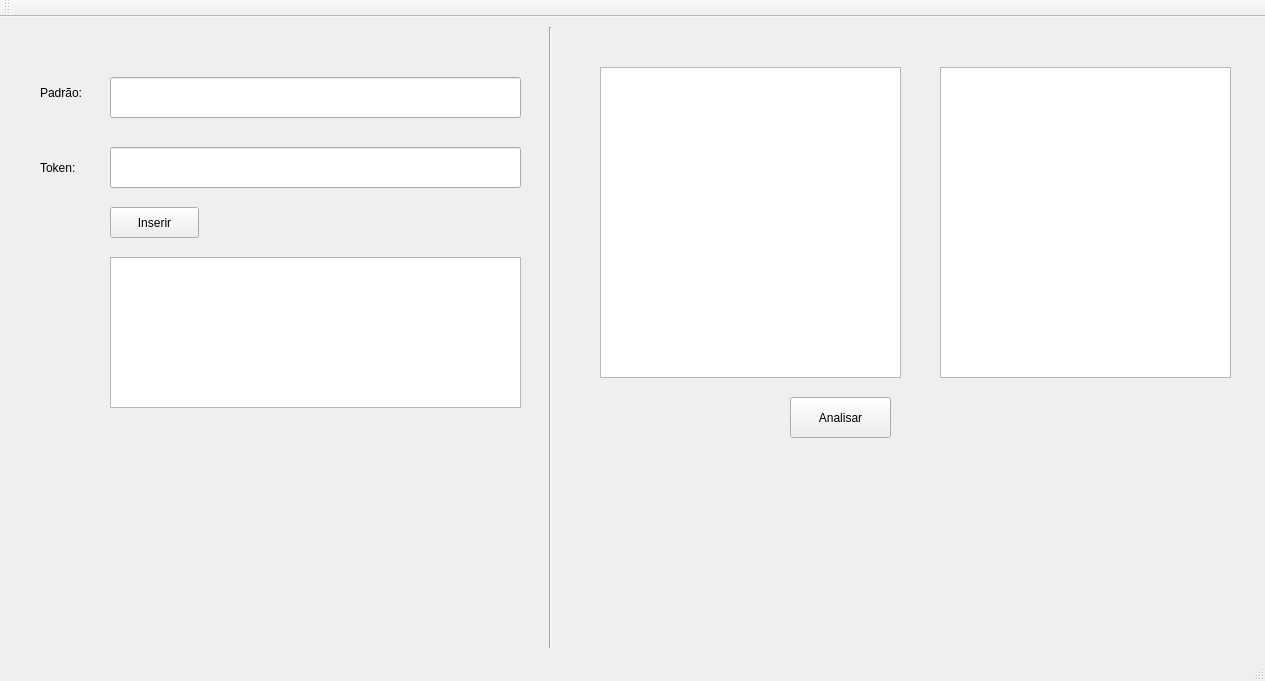
Above: 04-Analisador-Lexico/mainwindow.ui from FeBarbosa/Compiladores before the change. Below: the same form after it.
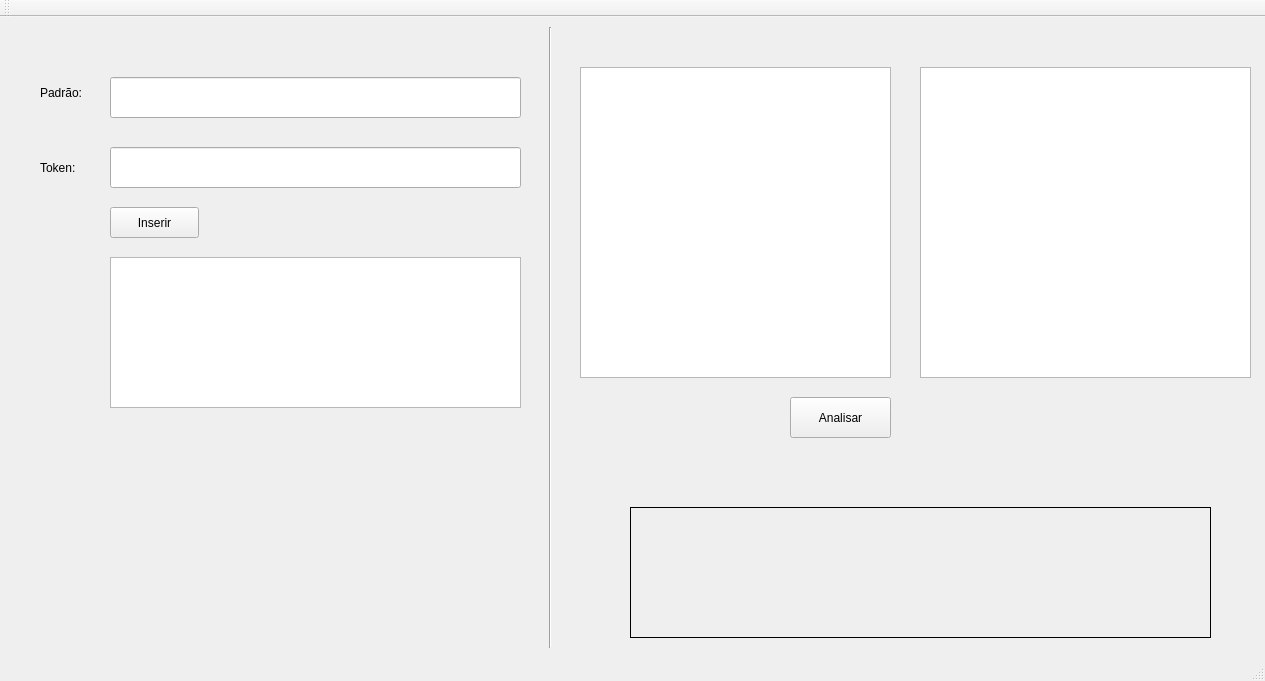
That is the form after the change.

Commit message: Configurando a GUI para receber a entrada do analisador sintático

What changed in the file:
```diff
--- a/04-Analisador-Lexico/mainwindow.ui
+++ b/04-Analisador-Lexico/mainwindow.ui
@@ -27,19 +27,6 @@
      <string>Analisar</string>
     </property>
    </widget>
-   <widget class="QTextEdit" name="entradaCodigo">
-    <property name="enabled">
-     <bool>true</bool>
-    </property>
-    <property name="geometry">
-     <rect>
-      <x>600</x>
-      <y>50</y>
-      <width>301</width>
-      <height>311</height>
-     </rect>
-    </property>
-   </widget>
    <widget class="QLabel" name="label">
     <property name="geometry">
      <rect>
@@ -118,26 +105,13 @@
       <height>131</height>
      </rect>
     </property>
+    <property name="frameShape">
+     <enum>QFrame::Panel</enum>
+    </property>
     <property name="text">
      <string/>
     </property>
    </widget>
-   <widget class="QTextEdit" name="textEdit">
-    <property name="enabled">
-     <bool>true</bool>
-    </property>
-    <property name="geometry">
-     <rect>
-      <x>940</x>
-      <y>50</y>
-      <width>291</width>
-      <height>311</height>
-     </rect>
-    </property>
-    <property name="readOnly">
-     <bool>true</bool>
-    </property>
-   </widget>
    <widget class="Line" name="line">
     <property name="geometry">
      <rect>
@@ -151,6 +125,26 @@
      <enum>Qt::Vertical</enum>
     </property>
    </widget>
+   <widget class="QPlainTextEdit" name="plainTextEdit">
+    <property name="geometry">
+     <rect>
+      <x>580</x>
+      <y>50</y>
+      <width>311</width>
+      <height>311</height>
+     </rect>
+    </property>
+   </widget>
+   <widget class="QTextEdit" name="textEdit">
+    <property name="geometry">
+     <rect>
+      <x>920</x>
+      <y>50</y>
+      <width>331</width>
+      <height>311</height>
+     </rect>
+    </property>
+   </widget>
   </widget>
   <widget class="QMenuBar" name="menuBar">
    <property name="geometry">
```
Left out of the diff: 2 changed lines with no effect on the pictures. The commit also changes 1 other file.
